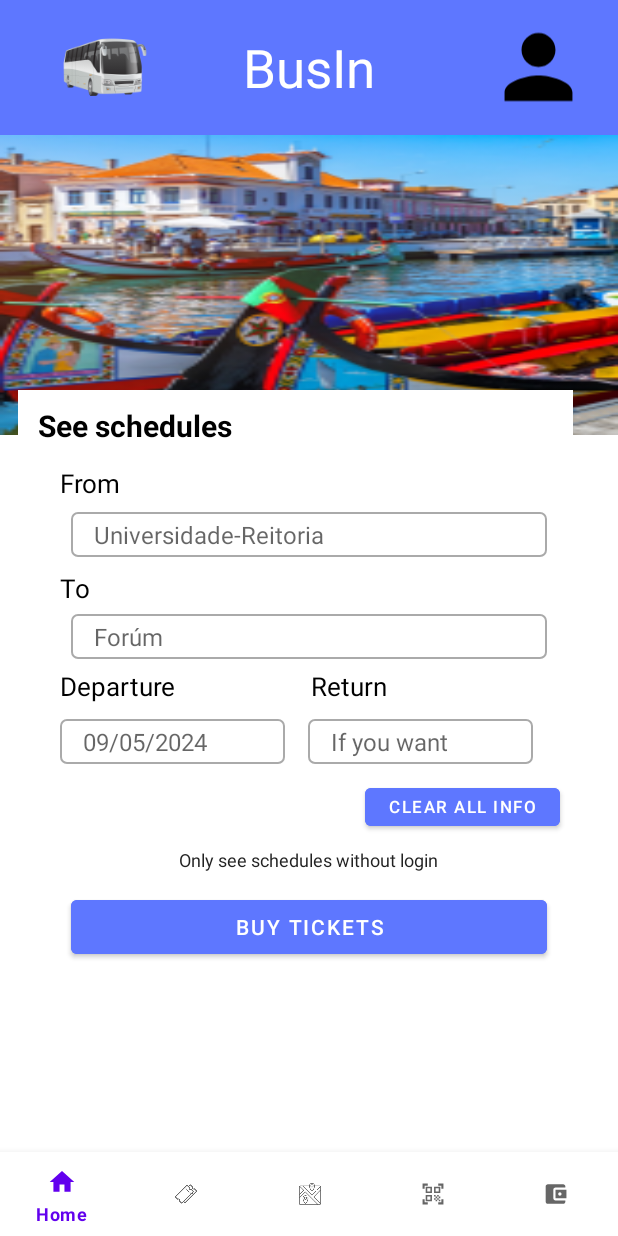
After one commit to TiagoAlb12/BusIn_IHC, an Android app: the fragment HomeLoginFragment placed in its activity, on a phone screen of 412 x 824 dp. The commit adds this screen. Run offline under Robolectric (Android 15) with nearby library versions, the phone set to English and light mode, and no system bars.

Commit message:
buy ticket

```diff
--- a/App/app/src/main/java/com/example/app/MainActivity.kt
+++ b/App/app/src/main/java/com/example/app/MainActivity.kt
@@ -24,6 +24,7 @@ import com.example.app.databinding.ActivityMainWithLoginBinding
 import com.example.app.login.LoginFragment
 import androidx.core.view.GravityCompat
 import androidx.drawerlayout.widget.DrawerLayout
+import com.example.app.homelogin.HomeLoginFragment
 
 
 class MainActivity : AppCompatActivity() {
@@ -71,7 +72,7 @@ class MainActivity : AppCompatActivity() {
     fun setupLoginBinding() {
         loginBinding = ActivityMainWithLoginBinding.inflate(layoutInflater)
         setContentView(loginBinding.root)
-        replaceFragment(HomeFragment())
+        replaceFragment(HomeLoginFragment())
 
         toolbar = findViewById(R.id.toolbar)
         toolbar.title = ""
@@ -79,7 +80,7 @@ class MainActivity : AppCompatActivity() {
 
         loginBinding.bottomNavigationView.setOnItemSelectedListener {
             when (it.itemId) {
-                R.id.home -> replaceFragment(HomeFragment())
+                R.id.home -> replaceFragment(HomeLoginFragment())
                 R.id.ticket -> replaceFragment(TicketFragment())
                 R.id.map -> replaceFragment(MapFragment())
                 R.id.qrcode -> replaceFragment(QrcodeFragment())
--- /dev/null
+++ b/App/app/src/main/java/com/example/app/homelogin/HomeLoginFragment.kt
@@ -0,0 +1,31 @@
+package com.example.app.homelogin
+
+import androidx.fragment.app.viewModels
+import android.os.Bundle
+import androidx.fragment.app.Fragment
+import android.view.LayoutInflater
+import android.view.View
+import android.view.ViewGroup
+import com.example.app.R
+
+class HomeLoginFragment : Fragment() {
+
+    companion object {
+        fun newInstance() = HomeLoginFragment()
+    }
+
+    private val viewModel: HomeLoginViewModel by viewModels()
+
+    override fun onCreate(savedInstanceState: Bundle?) {
+        super.onCreate(savedInstanceState)
+
+        // TODO: Use the ViewModel
+    }
+
+    override fun onCreateView(
+        inflater: LayoutInflater, container: ViewGroup?,
+        savedInstanceState: Bundle?
+    ): View {
+        return inflater.inflate(R.layout.fragment_home_login, container, false)
+    }
+}
--- /dev/null
+++ b/App/app/src/main/java/com/example/app/homelogin/HomeLoginViewModel.kt
@@ -0,0 +1,7 @@
+package com.example.app.homelogin
+
+import androidx.lifecycle.ViewModel
+
+class HomeLoginViewModel : ViewModel() {
+    // TODO: Implement the ViewModel
+}
--- /dev/null
+++ b/App/app/src/main/res/layout/fragment_home_login.xml
@@ -0,0 +1,181 @@
+<?xml version="1.0" encoding="utf-8"?>
+<ScrollView xmlns:android="http://schemas.android.com/apk/res/android"
+    xmlns:tools="http://schemas.android.com/tools"
+    android:layout_width="match_parent"
+    android:layout_height="match_parent"
+    tools:context=".home.HomeFragment">
+
+    <FrameLayout
+        android:id="@+id/home_fragment_layout"
+        android:layout_width="match_parent"
+        android:layout_height="wrap_content"
+        tools:context=".home.HomeFragment">
+
+        <LinearLayout
+            android:layout_width="match_parent"
+            android:layout_height="match_parent"
+            android:orientation="vertical">
+
+            <ImageView
+                android:id="@+id/imageView"
+                android:layout_width="match_parent"
+                android:layout_height="200dp"
+                android:src="@mipmap/ic_aveiroo_foreground"
+                android:scaleType="fitXY" />
+
+            <RelativeLayout
+                android:layout_width="match_parent"
+                android:layout_height="wrap_content"
+                android:layout_gravity="center_horizontal"
+                android:layout_marginTop="-30dp">
+
+                <View
+                    android:id="@+id/whiteSquare"
+                    android:layout_width="370dp"
+                    android:layout_height="400dp"
+                    android:background="@android:color/white"
+                    android:layout_marginLeft="12dp"/>
+
+                <TextView
+                    android:id="@+id/seeSchedulesText"
+                    android:layout_width="wrap_content"
+                    android:layout_height="wrap_content"
+                    android:text="@string/schedules_text"
+                    android:textSize="20sp"
+                    android:textColor="@android:color/black"
+                    android:textStyle="bold"
+                    android:layout_marginStart="25dp"
+                    android:layout_marginTop="10dp"/>
+
+                <TextView
+                    android:id="@+id/fromText"
+                    android:layout_width="wrap_content"
+                    android:layout_height="wrap_content"
+                    android:text="@string/from_text"
+                    android:textSize="17sp"
+                    android:textColor="@android:color/black"
+                    android:layout_marginStart="40dp"
+                    android:layout_marginTop="50dp"/>
+
+                <EditText
+                    android:id="@+id/fromBox"
+                    android:layout_width="317dp"
+                    android:layout_height="30dp"
+                    android:hint="@string/from_text_placeholder"
+                    android:textSize="16sp"
+                    android:layout_below="@id/fromText"
+                    android:layout_centerHorizontal="true"
+                    android:background="@drawable/textbox_border"
+                    android:layout_marginTop="7dp"
+                    android:paddingStart="15dp"/>
+
+                <TextView
+                    android:id="@+id/toText"
+                    android:layout_width="wrap_content"
+                    android:layout_height="wrap_content"
+                    android:text="@string/to_text"
+                    android:textSize="17sp"
+                    android:textColor="@android:color/black"
+                    android:layout_marginStart="40dp"
+                    android:layout_marginTop="120dp"/>
+
+                <EditText
+                    android:id="@+id/toBox"
+                    android:layout_width="317dp"
+                    android:layout_height="30dp"
+                    android:hint="@string/to_text_placeholder"
+                    android:textSize="16sp"
+                    android:layout_below="@id/toText"
+                    android:layout_centerHorizontal="true"
+                    android:background="@drawable/textbox_border"
+                    android:layout_marginTop="5dp"
+                    android:paddingStart="15dp"/>
+
+                <TextView
+                    android:id="@+id/departureText"
+                    android:layout_width="wrap_content"
+                    android:layout_height="wrap_content"
+                    android:text="@string/departure_text"
+                    android:textSize="17sp"
+                    android:textColor="@android:color/black"
+                    android:layout_marginStart="40dp"
+                    android:layout_marginTop="185dp"/>
+
+                <EditText
+                    android:id="@+id/departureBox"
+                    android:layout_width="150dp"
+                    android:layout_height="30dp"
+                    android:hint="@string/departure_text_placeholder"
+                    android:textSize="16sp"
+                    android:layout_below="@id/departureText"
+                    android:background="@drawable/textbox_border"
+                    android:layout_marginTop="10dp"
+                    android:layout_marginStart="40dp"
+                    android:paddingStart="15dp"
+                    android:focusable="false"
+                    android:onClick="onClickDepartureBox"/>
+
+                <TextView
+                    android:id="@+id/returnText"
+                    android:layout_width="wrap_content"
+                    android:layout_height="wrap_content"
+                    android:text="@string/return_text"
+                    android:textSize="17sp"
+                    android:textColor="@android:color/black"
+                    android:layout_marginStart="207dp"
+                    android:layout_marginTop="185dp"/>
+
+                <EditText
+                    android:id="@+id/returnBox"
+                    android:layout_width="150dp"
+                    android:layout_height="30dp"
+                    android:hint="@string/return_text_placeholder"
+                    android:textSize="16sp"
+                    android:layout_below="@id/departureText"
+                    android:background="@drawable/textbox_border"
+                    android:layout_marginTop="10dp"
+                    android:layout_marginStart="205dp"
+                    android:paddingStart="15dp"
+                    android:focusable="false"
+                    android:onClick="onClickReturnBox"/>
+
+                <Button
+                    android:id="@+id/clearButton"
+                    android:layout_width="wrap_content"
+                    android:layout_height="37dp"
+                    android:text="@string/clear_button"
+                    android:textSize="11sp"
+                    android:layout_below="@id/departureText"
+                    android:layout_marginTop="50dp"
+                    android:layout_marginLeft="243dp"
+                    android:backgroundTint="@color/my_primary"
+                    android:onClick="limparCaixasTexto" />
+
+
+                <!-- pequeno texto que diz que so com login e que da para ver mais -->
+                <TextView
+                    android:id="@+id/smallText"
+                    android:layout_width="wrap_content"
+                    android:layout_height="wrap_content"
+                    android:text="@string/minimessage_text"
+                    android:textSize="12sp"
+                    android:textColor="@color/for_mini_message"
+                    android:layout_centerHorizontal="true"
+                    android:layout_below="@id/clearButton"
+                    android:layout_marginTop="8dp"/>
+
+                <Button
+                    android:id="@+id/schedulesButton"
+                    android:layout_width="317dp"
+                    android:layout_height="wrap_content"
+                    android:text="Buy tickets"
+                    android:layout_centerHorizontal="true"
+                    android:layout_below="@id/clearButton"
+                    android:layout_marginTop="37dp"
+                    android:backgroundTint="@color/my_primary" />
+
+            </RelativeLayout>
+
+        </LinearLayout>
+    </FrameLayout>
+</ScrollView>
```
